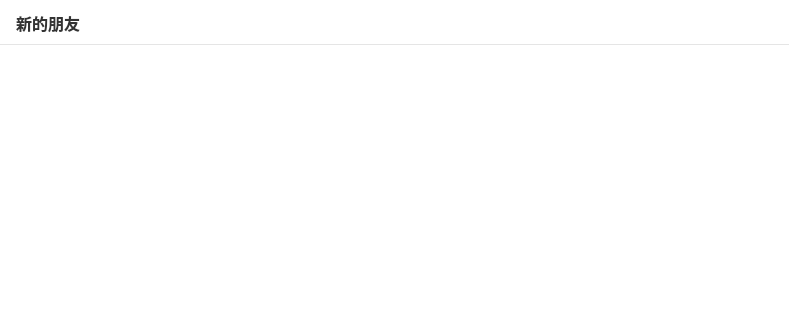
Tindalos-ik/chat_app, file chat_app desktop/applyfriendpage.ui: the form before one commit; both pictures show x 0 to 789 and y 0 to 320 of the 789 by 511 pixel window.
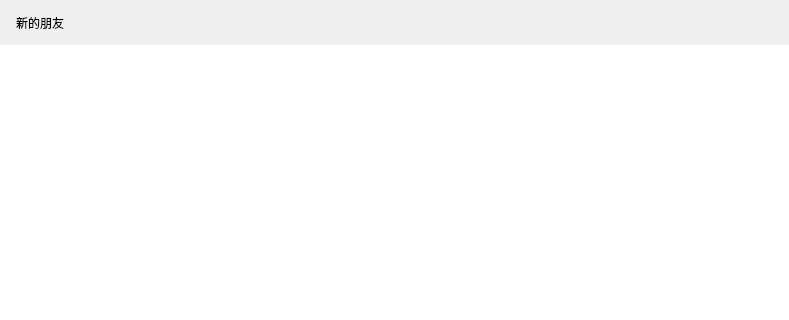
The form after the commit.

The edit to the form file:
```diff
--- a/chat_app desktop/applyfriendpage.ui
+++ b/chat_app desktop/applyfriendpage.ui
@@ -13,9 +13,6 @@
   <property name="windowTitle">
    <string>Form</string>
   </property>
-  <property name="styleSheet">
-   <string notr="true">QWidget#ApplyFriendPage { background-color: #ffffff; }</string>
-  </property>
   <layout class="QVBoxLayout" name="root_layout">
    <property name="spacing">
     <number>0</number>
@@ -46,9 +43,6 @@
        <height>45</height>
       </size>
      </property>
-     <property name="styleSheet">
-      <string notr="true">background-color: #ffffff; border-bottom: 1px solid #e5e5e5;</string>
-     </property>
      <layout class="QHBoxLayout" name="title_layout">
       <property name="leftMargin">
        <number>16</number>
@@ -64,9 +58,6 @@
       </property>
       <item>
        <widget class="QLabel" name="title_lb">
-        <property name="styleSheet">
-         <string notr="true">font-size: 16px; font-weight: bold; color: #333333;</string>
-        </property>
         <property name="text">
          <string>新的朋友</string>
         </property>
```
Left out of the diff: 8 changed lines with no effect on the pictures.
